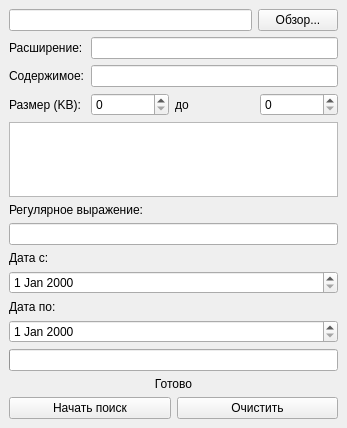
Old version of the form mainwindow.ui in the repository zloy4/qt8_dop.
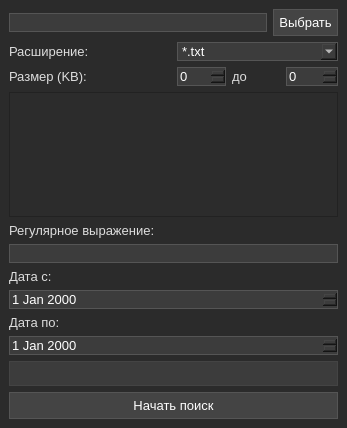
New version of the form.

Patch:
```diff
--- a/mainwindow.ui
+++ b/mainwindow.ui
@@ -18,12 +18,12 @@
     <item>
      <layout class="QHBoxLayout">
       <item>
-       <widget class="QLineEdit" name="directoryEdit" />
+       <widget class="QLineEdit" name="directoryEdit"/>
       </item>
       <item>
        <widget class="QPushButton" name="browseButton">
         <property name="text">
-         <string>Обзор...</string>
+         <string>Выбрать</string>
         </property>
        </widget>
       </item>
@@ -39,18 +39,14 @@
        </widget>
       </item>
       <item row="0" column="1">
-       <widget class="QLineEdit" name="extensionEdit" />
-      </item>
-      <item row="1" column="0">
-       <widget class="QLabel" name="labelContent">
-        <property name="text">
-         <string>Содержимое:</string>
-        </property>
+       <widget class="QComboBox" name="extensionBox">
+        <item><property name="text"><string>*.txt</string></property></item>
+        <item><property name="text"><string>*.cpp</string></property></item>
+        <item><property name="text"><string>*.h</string></property></item>
+        <item><property name="text"><string>*.py</string></property></item>
+        <item><property name="text"><string>*.md</string></property></item>
        </widget>
       </item>
-      <item row="1" column="1">
-       <widget class="QLineEdit" name="contentEdit" />
-      </item>
       <item row="2" column="0">
        <widget class="QLabel" name="labelSize">
         <property name="text">
@@ -60,63 +56,78 @@
       </item>
       <item row="2" column="1">
        <layout class="QHBoxLayout">
-        <item>
-         <widget class="QSpinBox" name="minSizeSpin" />
-        </item>
-        <item>
-         <widget class="QLabel" name="labelTo">
-          <property name="text">
-           <string>до</string>
-          </property>
-         </widget>
-        </item>
-        <item>
-         <widget class="QSpinBox" name="maxSizeSpin">
-          <property name="maximum">
-           <number>1024</number>
-          </property>
-         </widget>
-        </item>
+        <item><widget class="QSpinBox" name="minSizeSpin"/></item>
+        <item><widget class="QLabel" name="labelTo"><property name="text"><string>до</string></property></widget></item>
+        <item><widget class="QSpinBox" name="maxSizeSpin"><property name="maximum"><number>1024</number></property></widget></item>
        </layout>
       </item>
      </layout>
     </item>
+    <item><widget class="QListWidget" name="resultList"/></item>
     <item>
-     <widget class="QListWidget" name="resultList" />
+     <widget class="QLabel" name="label_regex"><property name="text"><string>Регулярное выражение:</string></property></widget>
     </item>
-    <item><widget class="QLabel" name="label_regex"><property name="text"><string>Регулярное выражение:</string></property></widget></item><item><widget class="QLineEdit" name="lineEdit_regex" /></item><item><widget class="QLabel" name="label_date_from"><property name="text"><string>Дата с:</string></property></widget></item><item><widget class="QDateEdit" name="dateEdit_from" /></item><item><widget class="QLabel" name="label_date_to"><property name="text"><string>Дата по:</string></property></widget></item><item><widget class="QDateEdit" name="dateEdit_to" /></item><item>
-     <widget class="QProgressBar" name="progressBar" />
+    <item><widget class="QLineEdit" name="lineEdit_regex"/></item>
+    <item>
+     <widget class="QLabel" name="label_date_from"><property name="text"><string>Дата с:</string></property></widget>
     </item>
+    <item><widget class="QDateEdit" name="dateEdit_from"/></item>
     <item>
-     <widget class="QLabel" name="statusLabel">
-      <property name="text">
-       <string>Готово</string>
-      </property>
-      <property name="alignment">
-       <set>Qt::AlignmentFlag::AlignCenter</set>
-      </property>
+     <widget class="QLabel" name="label_date_to"><property name="text"><string>Дата по:</string></property></widget>
+    </item>
+    <item><widget class="QDateEdit" name="dateEdit_to"/></item>
+    <item>
+     <widget class="QProgressBar" name="progressBar">
+      <property name="textVisible"><bool>true</bool></property>
+      <property name="format"><string>%p%</string></property>
      </widget>
     </item>
     <item>
      <layout class="QHBoxLayout">
       <item>
        <widget class="QPushButton" name="searchButton">
-        <property name="text">
-         <string>Начать поиск</string>
-        </property>
-       </widget>
-      </item>
-      <item>
-       <widget class="QPushButton" name="cancelButton">
-        <property name="text">
-         <string>Очистить</string>
-        </property>
+        <property name="text"><string>Начать поиск</string></property>
        </widget>
       </item>
      </layout>
     </item>
    </layout>
   </widget>
+  <property name="styleSheet"><string>
+    QMainWindow, QWidget {
+        background-color: #2b2b2b;
+        color: #dddddd;
+        font-family: 'Segoe UI';
+        font-size: 10pt;
+    }
+    QPushButton {
+        background-color: #444444;
+        color: white;
+        border: 1px solid #555555;
+        padding: 5px;
+    }
+    QPushButton:hover {
+        background-color: #555555;
+    }
+    QLineEdit, QComboBox, QSpinBox, QDateEdit {
+        background-color: #3c3c3c;
+        color: white;
+        border: 1px solid #555555;
+    }
+    QListWidget {
+        background-color: #2c2c2c;
+        color: white;
+    }
+    QProgressBar {
+        background-color: #3c3c3c;
+        color: white;
+        border: 1px solid #444;
+        text-align: center;
+    }
+    QProgressBar::chunk {
+        background-color: #00cc66;
+    }
+   </string></property>
  </widget>
  <resources />
  <connections />
```
Left out of the diff: 7 changed lines with no effect on the pictures.
